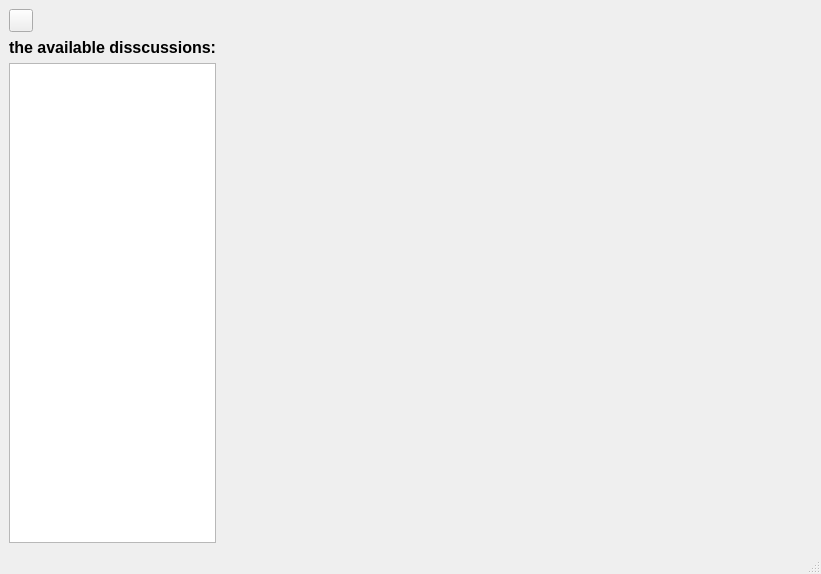
youssef-Majdhoub/DialogConnotationAI, file the_data_classification_interface/the_data_clasification_interface.ui: the form before one commit.
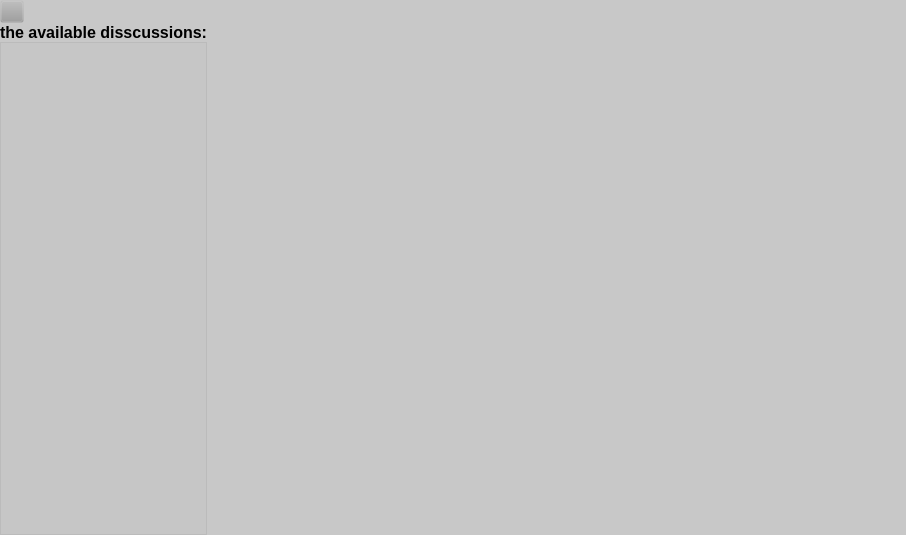
The form after the commit. Icons and pictures are not drawn.

Commit message: -added some back ground colors to the interface -removed the spacers from the top/buttom/left/right , so the main UI occupy the whole window

Diff of the .ui file:
```diff
--- a/the_data_classification_interface/the_data_clasification_interface.ui
+++ b/the_data_classification_interface/the_data_clasification_interface.ui
@@ -6,21 +6,60 @@
    <rect>
     <x>0</x>
     <y>0</y>
-    <width>821</width>
-    <height>574</height>
+    <width>906</width>
+    <height>535</height>
    </rect>
   </property>
+  <property name="sizePolicy">
+   <sizepolicy hsizetype="Expanding" vsizetype="Expanding">
+    <horstretch>0</horstretch>
+    <verstretch>0</verstretch>
+   </sizepolicy>
+  </property>
   <property name="windowTitle">
    <string>MainWindow</string>
   </property>
+  <property name="styleSheet">
+   <string notr="true">background-color: rgba(200, 200, 200,1);</string>
+  </property>
   <widget class="QWidget" name="centralwidget">
-   <layout class="QVBoxLayout" name="verticalLayout_3">
+   <property name="sizePolicy">
+    <sizepolicy hsizetype="Expanding" vsizetype="Expanding">
+     <horstretch>0</horstretch>
+     <verstretch>0</verstretch>
+    </sizepolicy>
+   </property>
+   <property name="contextMenuPolicy">
+    <enum>Qt::ContextMenuPolicy::DefaultContextMenu</enum>
+   </property>
+   <layout class="QHBoxLayout" name="horizontalLayout_2">
+    <property name="spacing">
+     <number>0</number>
+    </property>
+    <property name="leftMargin">
+     <number>0</number>
+    </property>
+    <property name="topMargin">
+     <number>0</number>
+    </property>
+    <property name="rightMargin">
+     <number>0</number>
+    </property>
+    <property name="bottomMargin">
+     <number>0</number>
+    </property>
     <item>
-     <layout class="QHBoxLayout" name="horizontalLayout" stretch="1,4">
+     <layout class="QHBoxLayout" name="horizontalLayout" stretch="1,5">
+      <property name="sizeConstraint">
+       <enum>QLayout::SizeConstraint::SetDefaultConstraint</enum>
+      </property>
       <item>
        <layout class="QVBoxLayout" name="verticalLayout">
         <item>
          <widget class="QToolButton" name="toolButton">
+          <property name="styleSheet">
+           <string notr="true">background-color: rgba(156, 156, 156,0);</string>
+          </property>
           <property name="text">
            <string/>
           </property>
@@ -36,6 +75,12 @@
         </item>
         <item>
          <widget class="QLabel" name="label">
+          <property name="sizePolicy">
+           <sizepolicy hsizetype="Preferred" vsizetype="Preferred">
+            <horstretch>0</horstretch>
+            <verstretch>0</verstretch>
+           </sizepolicy>
+          </property>
           <property name="font">
            <font>
             <pointsize>12</pointsize>
@@ -45,6 +90,9 @@
           <property name="focusPolicy">
            <enum>Qt::FocusPolicy::NoFocus</enum>
           </property>
+          <property name="styleSheet">
+           <string notr="true">background-color: rgba(156, 156, 156,0);</string>
+          </property>
           <property name="text">
            <string>the available disscussions:</string>
           </property>
@@ -52,17 +100,29 @@
         </item>
         <item>
          <widget class="QListWidget" name="listWidget">
+          <property name="sizePolicy">
+           <sizepolicy hsizetype="Expanding" vsizetype="Expanding">
+            <horstretch>0</horstretch>
+            <verstretch>0</verstretch>
+           </sizepolicy>
+          </property>
           <property name="font">
            <font>
             <bold>true</bold>
            </font>
           </property>
+          <property name="styleSheet">
+           <string notr="true">background-color: rgba(190, 190, 190,0.2);</string>
+          </property>
          </widget>
         </item>
        </layout>
       </item>
       <item>
        <widget class="QStackedWidget" name="stackedWidget">
+        <property name="styleSheet">
+         <string notr="true">background-color: rgba(240, 240, 240,0);</string>
+        </property>
         <widget class="QWidget" name="page"/>
         <widget class="QWidget" name="page_2"/>
        </widget>
@@ -71,7 +131,6 @@
     </item>
    </layout>
   </widget>
-  <widget class="QStatusBar" name="statusbar"/>
  </widget>
  <resources/>
  <connections/>
```
Left out of the diff: 3 changed lines with no effect on the pictures.
